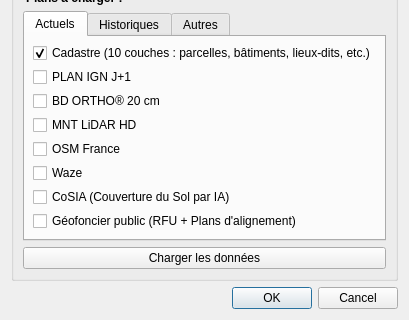
This is voirie_communale_dialog_base.ui in Cliath/voirie_communale as Qt 5 draws it before an edit; both pictures show x 0 to 409 and y 447 to 767 of the 409 by 767 pixel window. The edited form follows.
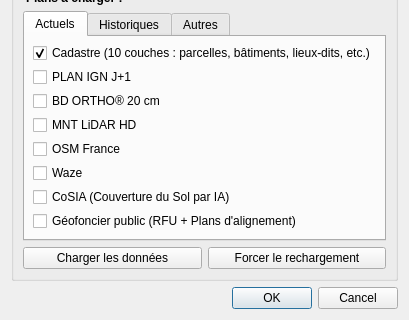
This is the edited form.

```diff
--- a/voirie_communale_dialog_base.ui
+++ b/voirie_communale_dialog_base.ui
@@ -437,14 +437,28 @@
        </widget>
       </item>
       <item>
+       <layout class="QHBoxLayout" name="layoutLoadButtons">
+        <item>
        <widget class="QPushButton" name="btnLoadCadastre">
         <property name="text">
          <string>Charger les données</string>
         </property>
         <property name="toolTip">
-         <string>Charge les données sélectionnées pour le code INSEE saisi</string>
-        </property>
-       </widget>
+           <string>Charge les données sélectionnées pour le code INSEE saisi (utilise le cache local si disponible)</string>
+          </property>
+         </widget>
+        </item>
+        <item>
+         <widget class="QPushButton" name="btnForceReload">
+          <property name="text">
+           <string>Forcer le rechargement</string>
+          </property>
+          <property name="toolTip">
+           <string>Ignore le cache local et retélécharge toutes les données depuis les sources d'origine</string>
+          </property>
+         </widget>
+        </item>
+       </layout>
       </item>
      </layout>
     </widget>
```
Lines whose indentation alone changed are shown as unchanged.
